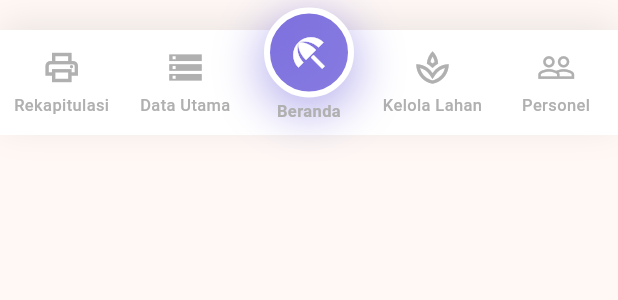
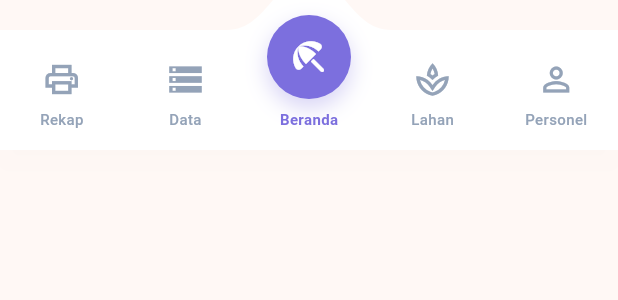
Before and after one commit to wahyualif23014/PRESISI-, a Flutter app: the CustomBottomNavBar widget shown alone on an empty page, opened directly, on a phone screen of 412 x 824 dp. Shown: the top 300 px of the screen. Run offline on Flutter 3.47's test engine with Material 3 defaults, Android fonts, the phone set to English and light mode, and no system bars; our stand-ins replace fl_chart, flutter_secure_storage, go_router, supabase_flutter; missing offline and left inert: widget_slider; accounts and stored records are empty.

Commit message:
navbar new

```diff
--- a/lib/shared/widgets/CustomBottomNavBar.dart
+++ b/lib/shared/widgets/CustomBottomNavBar.dart
@@ -8,252 +8,266 @@ class CustomBottomNavBar extends StatelessWidget {
   @override
   Widget build(BuildContext context) {
     final Size size = MediaQuery.of(context).size;
-    final double itemWidth = size.width / 5;
     final String location = GoRouterState.of(context).uri.toString();
 
     const Color primaryColor = Color(0xFF7C6FDE);
-    const Color inactiveColor = Color(0xFFB0B0B0);
+    const Color inactiveColor = Color(0xFF94A3B8);
+    const Color backgroundColor = Colors.white;
 
-    return SizedBox(
+    final double itemWidth = size.width / 5;
+    int currentIndex = _getCurrentIndex(location);
+
+    return Container(
       width: size.width,
-      height: 90,
+      height: 100, // Tinggi diperbesar sedikit agar area sentuh lebih leluasa
+      color: Colors.transparent,
       child: Stack(
         clipBehavior: Clip.none,
-        alignment: Alignment.bottomCenter,
+        alignment: Alignment.bottomCenter, // Align ke bawah
         children: [
-          Container(
-            width: size.width,
-            height: 70,
-            decoration: BoxDecoration(
-              color: Colors.white,
-              boxShadow: [
-                BoxShadow(
-                  color: Colors.black.withOpacity(0.08),
-                  blurRadius: 20,
-                  offset: const Offset(0, -5),
-                ),
-              ],
+          // 1. Background Curve
+          Positioned(
+            bottom: 0,
+            left: 0,
+            right: 0,
+            height: 80, // Tinggi background putih
+            child: _AnimatedCurveBackground(
+              currentIndex: currentIndex,
+              itemWidth: itemWidth,
+              backgroundColor: backgroundColor,
             ),
           ),
 
-          // Item navigasi (kiri & kanan)
+          // 2. Navigation Items
           Positioned(
             bottom: 0,
             left: 0,
-            child: SizedBox(
-              width: size.width,
-              height: 70,
+            right: 0,
+            height: 100, // Full height container
             child: Row(
-                crossAxisAlignment: CrossAxisAlignment.center,
+              crossAxisAlignment: CrossAxisAlignment.end,
               children: [
                 _NavBarItem(
-                    width: itemWidth,
-                    label: "Rekapitulasi",
-                    icon: Icons.print_outlined,
-                    activeIcon: Icons.print,
-                    isSelected: location == RouteNames.recap,
-                    activeColor: primaryColor,
-                    inactiveColor: inactiveColor,
+                  index: 0, currentIndex: currentIndex, width: itemWidth,
+                  label: "Rekap", icon: Icons.print_outlined, activeIcon: Icons.print_rounded,
+                  primaryColor: primaryColor, inactiveColor: inactiveColor,
                   onTap: () => context.go(RouteNames.recap),
                 ),
-
-                  // Item 2: Data Utama
                 _NavBarItem(
-                    width: itemWidth,
-                    label: "Data Utama",
-                    icon: Icons.storage_outlined,
-                    activeIcon: Icons.storage,
-                    isSelected: location.startsWith('/units') ||
-                        location.startsWith('/positions') ||
-                        location.startsWith('/regions') ||
-                        location.startsWith('/commodities'),
-                    activeColor: primaryColor,
-                    inactiveColor: inactiveColor,
+                  index: 1, currentIndex: currentIndex, width: itemWidth,
+                  label: "Data", icon: Icons.storage_outlined, activeIcon: Icons.storage_rounded,
+                  primaryColor: primaryColor, inactiveColor: inactiveColor,
                   onTap: () => context.go(RouteNames.units),
                 ),
-
-                  SizedBox(width: itemWidth),
-
-                  // Item 4: Kelola Lahan
                 _NavBarItem(
-                    width: itemWidth,
-                    label: "Kelola Lahan",
-                    icon: Icons.spa_outlined,
-                    activeIcon: Icons.spa,
-                    isSelected: location.startsWith('/land'),
-                    activeColor: primaryColor,
-                    inactiveColor: inactiveColor,
+                  index: 2, currentIndex: currentIndex, width: itemWidth,
+                  label: "Beranda", icon: Icons.beach_access_outlined, activeIcon: Icons.beach_access_rounded,
+                  primaryColor: primaryColor, inactiveColor: inactiveColor,
+                  onTap: () => context.go(RouteNames.dashboard),
+                ),
+                _NavBarItem(
+                  index: 3, currentIndex: currentIndex, width: itemWidth,
+                  label: "Lahan", icon: Icons.spa_outlined, activeIcon: Icons.spa_rounded,
+                  primaryColor: primaryColor, inactiveColor: inactiveColor,
                   onTap: () => context.go(RouteNames.landManagement),
                 ),
-
-                  // Item 5: Personel
                 _NavBarItem(
-                    width: itemWidth,
-                    label: "Personel",
-                    icon: Icons.people_outline,
-                    activeIcon: Icons.people,
-                    isSelected: location.startsWith('/personnel'),
-                    activeColor: primaryColor,
-                    inactiveColor: inactiveColor,
+                  index: 4, currentIndex: currentIndex, width: itemWidth,
+                  label: "Personel", icon: Icons.person_outline, activeIcon: Icons.person_rounded,
+                  primaryColor: primaryColor, inactiveColor: inactiveColor,
                   onTap: () => context.go(RouteNames.personnel),
                 ),
               ],
-              ),
-            ),
-          ),
-
-          // Floating Button Beranda (Tengah Atas)
-          Positioned(
-            bottom: 25,
-            left: (size.width / 2) - 30,
-            child: _FloatingHomeButton(
-              isSelected: location == RouteNames.dashboard,
-              primaryColor: primaryColor,
-              onTap: () => context.go(RouteNames.dashboard),
-            ),
-          ),
-
-          // Label "Beranda" di bawah floating button
-          Positioned(
-            bottom: 8,
-            left: (size.width / 2) - (itemWidth / 2),
-            width: itemWidth,
-            child: Text(
-              "Beranda",
-              textAlign: TextAlign.center,
-              style: TextStyle(
-                fontSize: 11,
-                fontWeight: FontWeight.w600,
-                color: location == RouteNames.dashboard
-                    ? primaryColor
-                    : inactiveColor,
-              ),
             ),
           ),
         ],
       ),
     );
   }
+
+  int _getCurrentIndex(String location) {
+    if (location == RouteNames.recap) return 0;
+    if (location.startsWith('/units') || location.startsWith('/positions') || location.startsWith('/regions') || location.startsWith('/commodities')) return 1;
+    if (location == RouteNames.dashboard) return 2;
+    if (location.startsWith('/land')) return 3;
+    if (location.startsWith('/personnel')) return 4;
+    return 2;
+  }
 }
 
-// ==========================================
-// SUB-WIDGET: ITEM NAVIGASI BIASA
-// ==========================================
+class _AnimatedCurveBackground extends StatelessWidget {
+  final int currentIndex;
+  final double itemWidth;
+  final Color backgroundColor;
+
+  const _AnimatedCurveBackground({
+    required this.currentIndex,
+    required this.itemWidth,
+    required this.backgroundColor,
+  });
+
+  @override
+  Widget build(BuildContext context) {
+    return TweenAnimationBuilder<double>(
+      tween: Tween(begin: 0, end: currentIndex.toDouble()),
+      duration: const Duration(milliseconds: 300),
+      curve: Curves.fastOutSlowIn,
+      builder: (context, value, child) {
+        return CustomPaint(
+          size: Size(MediaQuery.of(context).size.width, 80),
+          painter: _CurvePainter(
+            position: value,
+            itemWidth: itemWidth,
+            color: backgroundColor,
+          ),
+        );
+      },
+    );
+  }
+}
+
+class _CurvePainter extends CustomPainter {
+  final double position;
+  final double itemWidth;
+  final Color color;
+
+  _CurvePainter({
+    required this.position,
+    required this.itemWidth,
+    required this.color,
+  });
+
+  @override
+  void paint(Canvas canvas, Size size) {
+    Paint paint = Paint()
+      ..color = color
+      ..style = PaintingStyle.fill;
+
+    Path path = Path();
+    path.moveTo(0, 0);
+
+    double loc = (position * itemWidth) + (itemWidth / 2);
+    double curveWidth = itemWidth * 0.85;
+
+    // Garis lurus kiri
+    path.lineTo(loc - (curveWidth / 2) - 20, 0);
+
+    // CURVE: Lebih menonjol ke atas (-35)
+    path.cubicTo(
+      loc - (curveWidth / 2.5), 0,
+      loc - (curveWidth / 3.0), -35,
+      loc, -35,
+    );
+
+    path.cubicTo(
+      loc + (curveWidth / 3.0), -35,
+      loc + (curveWidth / 2.5), 0,
+      loc + (curveWidth / 2) + 20, 0,
+    );
+
+    // Garis lurus kanan
+    path.lineTo(size.width, 0);
+    path.lineTo(size.width, size.height);
+    path.lineTo(0, size.height);
+    path.close();
+
+    canvas.drawShadow(path, Colors.black.withOpacity(0.04), 6, true);
+    canvas.drawPath(path, paint);
+  }
+
+  @override
+  bool shouldRepaint(covariant _CurvePainter oldDelegate) {
+    return oldDelegate.position != position;
+  }
+}
+
 class _NavBarItem extends StatelessWidget {
+  final int index;
+  final int currentIndex;
   final double width;
   final String label;
   final IconData icon;
   final IconData activeIcon;
-  final bool isSelected;
-  final Color activeColor;
+  final Color primaryColor;
   final Color inactiveColor;
   final VoidCallback onTap;
 
   const _NavBarItem({
+    required this.index,
+    required this.currentIndex,
     required this.width,
     required this.label,
     required this.icon,
     required this.activeIcon,
-    required this.isSelected,
-    required this.activeColor,
+    required this.primaryColor,
     required this.inactiveColor,
     required this.onTap,
   });
 
   @override
   Widget build(BuildContext context) {
-    return SizedBox(
+    final bool isSelected = index == currentIndex;
+
+    return GestureDetector(
+      onTap: onTap,
+      behavior: HitTestBehavior.opaque,
+      child: SizedBox(
         width: width,
-      child: Material(
-        color: Colors.transparent,
-        child: InkWell(
-          onTap: onTap,
-          borderRadius: BorderRadius.circular(50),
-          child: Padding(
-            padding: const EdgeInsets.symmetric(vertical: 8.0),
+        height: 100, // Match parent height
+        child: Stack(
+          alignment: Alignment.center,
+          children: [
+            // Posisi Icon Dinaikkan
+            // Top 10: Ikon aktif naik ke puncak curve
+            // Top 40: Ikon tidak aktif di posisi standar bawah
+            AnimatedPositioned(
+              duration: const Duration(milliseconds: 300),
+              curve: Curves.fastOutSlowIn,
+              top: isSelected ? 10 : 40,
               child: Column(
-              mainAxisAlignment: MainAxisAlignment.center,
+                mainAxisSize: MainAxisSize.min,
                 children: [
-                // Icon dengan animasi scale
-                AnimatedScale(
-                  scale: isSelected ? 1.15 : 1.0,
-                  duration: const Duration(milliseconds: 200),
+                  AnimatedContainer(
+                    duration: const Duration(milliseconds: 300),
+                    padding: EdgeInsets.all(isSelected ? 14 : 0),
+                    decoration: BoxDecoration(
+                      color: isSelected ? primaryColor : Colors.transparent,
+                      shape: BoxShape.circle,
+                      boxShadow: isSelected
+                          ? [
+                              BoxShadow(
+                                color: primaryColor.withOpacity(0.3),
+                                blurRadius: 12,
+                                offset: const Offset(0, 6),
+                              ),
+                            ]
+                          : [],
+                    ),
                     child: Icon(
                       isSelected ? activeIcon : icon,
-                    color: isSelected ? activeColor : inactiveColor,
-                    size: 26,
+                      size: isSelected ? 28 : 26,
+                      color: isSelected ? Colors.white : inactiveColor,
                     ),
                   ),
-                const SizedBox(height: 4),
-                // Label
-                Text(
+                  const SizedBox(height: 6),
+                  AnimatedOpacity(
+                    duration: const Duration(milliseconds: 200),
+                    opacity: isSelected ? 1.0 : 1.0,
+                    child: Text(
                       label,
-                  textAlign: TextAlign.center,
-                  maxLines: 1,
-                  overflow: TextOverflow.ellipsis,
                       style: TextStyle(
-                    fontSize: 11,
-                    fontWeight: isSelected ? FontWeight.w600 : FontWeight.w500,
-                    color: isSelected ? activeColor : inactiveColor,
+                        fontSize: 10,
+                        fontWeight: isSelected ? FontWeight.w700 : FontWeight.w500,
+                        color: isSelected ? primaryColor : inactiveColor,
+                      ),
                     ),
                   ),
                 ],
               ),
             ),
+          ],
         ),
       ),
     );
   }
 }
-
-class _FloatingHomeButton extends StatelessWidget {
-  final bool isSelected;
-  final Color primaryColor;
-  final VoidCallback onTap;
-
-  const _FloatingHomeButton({
-    required this.isSelected,
-    required this.primaryColor,
-    required this.onTap,
-  });
-
-  @override
-  Widget build(BuildContext context) {
-    return GestureDetector(
-      onTap: onTap,
-      child: AnimatedContainer(
-        duration: const Duration(milliseconds: 250),
-        width: 60,
-        height: 60,
-        decoration: BoxDecoration(
-          gradient: LinearGradient(
-            colors: [
-              primaryColor,
-              primaryColor.withOpacity(0.85),
-            ],
-            begin: Alignment.topLeft,
-            end: Alignment.bottomRight,
-          ),
-          shape: BoxShape.circle,
-          boxShadow: [
-            BoxShadow(
-              color: primaryColor.withOpacity(0.5),
-              blurRadius: 25,
-              spreadRadius: 4,
-              offset: const Offset(0, 8),
-            ),
-          ],
-          border: Border.all(
-            color: Colors.white,
-            width: 4,
-          ),
-        ),
-        child: Icon(
-          Icons.beach_access,
-          color: Colors.white,
-          size: isSelected ? 32 : 28,
-        ),
-      ),
-    );
-  }
-}
```
Lines whose indentation alone changed are shown as unchanged.
